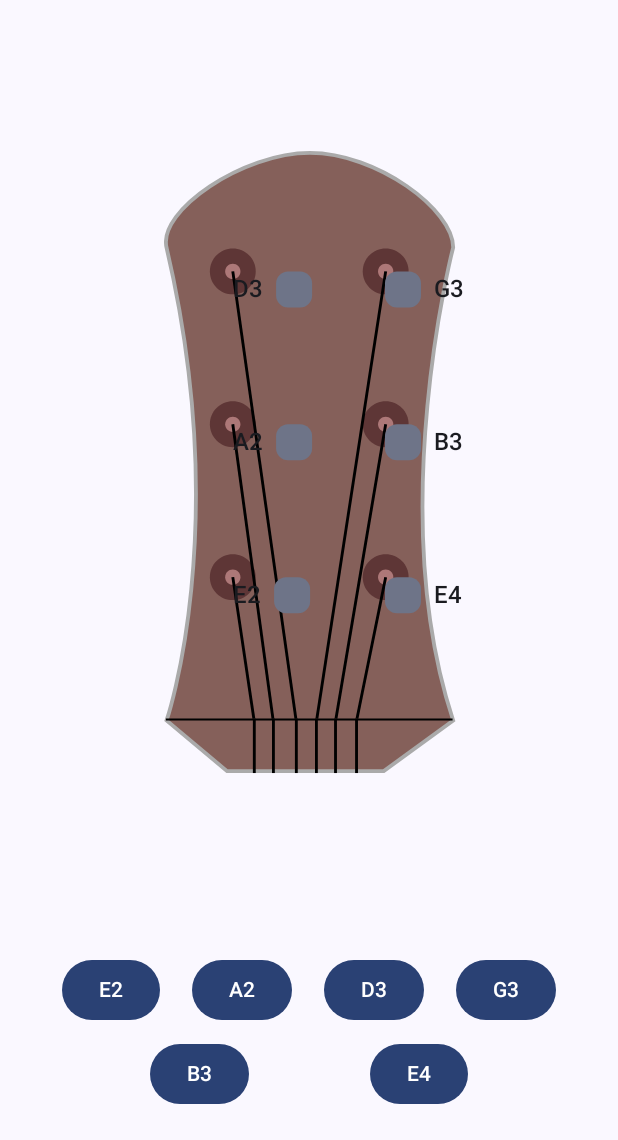
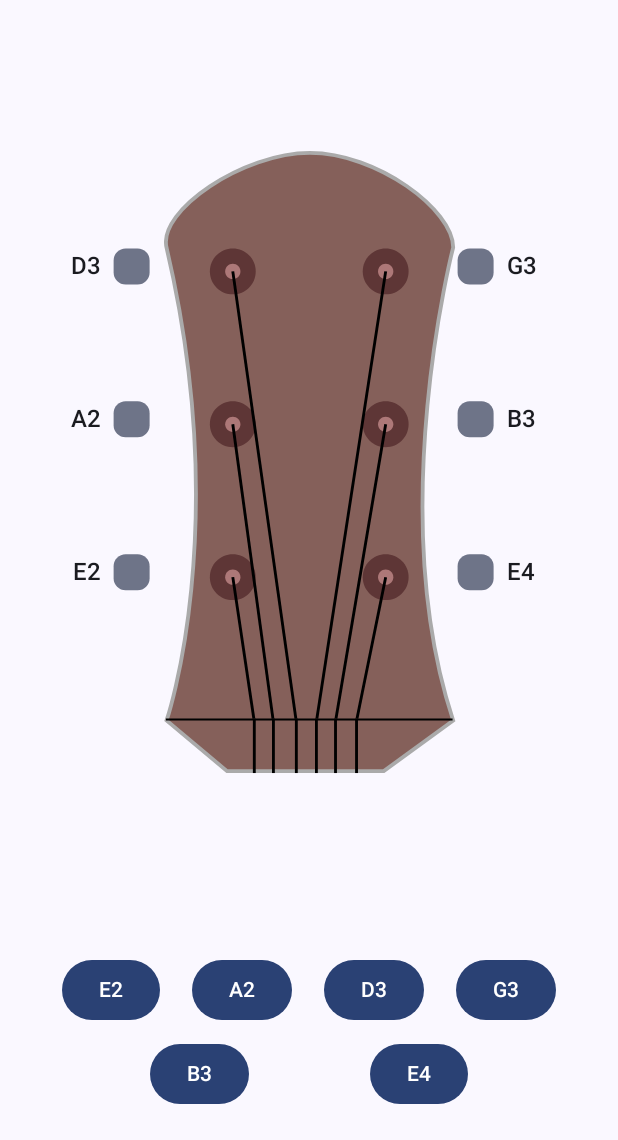
Before and after one commit to samolego/Katara, an Android app built with Jetpack Compose: the screen it shows after launch (MainActivity), on a phone screen of 412 x 824 dp, the part 96-1236 px from its top. Run offline under Robolectric (Android 15) with nearby library versions, the phone set to English and light mode, and no system bars.

Commit message:
Better knobs positions

```diff
--- a/app/src/main/java/org/samo_lego/katara/model/GuitarSpecification.kt
+++ b/app/src/main/java/org/samo_lego/katara/model/GuitarSpecification.kt
@@ -1,6 +1,5 @@
 package org.samo_lego.katara.model
 
-import androidx.compose.ui.geometry.Offset
 import org.samo_lego.katara.util.GuitarString
 
 /**
@@ -10,13 +9,22 @@ data class GuitarSpecification(
     val viewportWidth: Float,
     val viewportHeight: Float,
     val stringPositions: Map<GuitarString, StringPosition>,
-    val bottomStringY: Float
+    val bottomStringY: Float,
+    val knobsXOffsets: Map<GuitarString, Float>,
 ) {
     companion object {
         val STANDARD_6_STRING = GuitarSpecification(
             viewportWidth = 153f,
             viewportHeight = 326f,
             bottomStringY = 297f,
+            knobsXOffsets = mapOf(
+                GuitarString.D3 to -50f,
+                GuitarString.A2 to -50f,
+                GuitarString.E2 to -50f,
+                GuitarString.G3 to 50f,
+                GuitarString.B3 to 50f,
+                GuitarString.E4 to 50f
+            ),
             stringPositions = mapOf(
                 // Left side (low to high)
                 GuitarString.D3 to StringPosition(36f, 63f, 69f),
--- a/app/src/main/java/org/samo_lego/katara/ui/components/GuitarWithTuners.kt
+++ b/app/src/main/java/org/samo_lego/katara/ui/components/GuitarWithTuners.kt
@@ -93,13 +93,16 @@ private fun TunersLayout(
     offsetY: Float,
     modifier: Modifier = Modifier
 ) {
+    // Size of the tuner knob in SVG coordinates
+    val tunerRadius = 12f
+
     Box(modifier = modifier) {
         // Left side tuners
         spec.stringPositions
             .filter { (string, _) -> string in listOf(GuitarString.D3, GuitarString.A2, GuitarString.E2) }
             .forEach { (string, position) ->
-                val x = position.startX * scale + offsetX
-                val y = position.startY * scale + offsetY
+                val x = (position.startX - tunerRadius+ spec.knobsXOffsets[string]!!) * scale + offsetX  // Subtract radius to center horizontally
+                val y = (position.startY - tunerRadius) * scale + offsetY  // Subtract radius to center vertically
 
                 LeftTunerWithNote(
                     tuner = TunerState(
@@ -118,8 +121,8 @@ private fun TunersLayout(
         spec.stringPositions
             .filter { (string, _) -> string in listOf(GuitarString.G3, GuitarString.B3, GuitarString.E4) }
             .forEach { (string, position) ->
-                val x = position.startX * scale + offsetX
-                val y = position.startY * scale + offsetY
+                val x = (position.startX - tunerRadius + spec.knobsXOffsets[string]!!) * scale + offsetX  // Subtract radius to center horizontally
+                val y = (position.startY - tunerRadius) * scale + offsetY  // Subtract radius to center vertically
 
                 RightTunerWithNote(
                     tuner = TunerState(
--- a/app/src/main/java/org/samo_lego/katara/ui/components/Knobs.kt
+++ b/app/src/main/java/org/samo_lego/katara/ui/components/Knobs.kt
@@ -20,18 +20,21 @@ fun LeftTunerWithNote(
     onRotationChange: (Float) -> Unit,
     modifier: Modifier = Modifier
 ) {
-    Row(
-            verticalAlignment = Alignment.CenterVertically,
-            horizontalArrangement = Arrangement.spacedBy(8.dp),
-            modifier = modifier
-    ) {
+    Box(modifier = modifier) {  // Use Box instead of Row for precise positioning
+        TunerKnob(
+            rotation = tuner.rotation,
+            onRotationChange = onRotationChange,
+            modifier = Modifier.align(Alignment.Center)  // Center the knob in the Box
+        )
         Text(
             text = tuner.note,
             style = MaterialTheme.typography.titleMedium,
             color = MaterialTheme.colorScheme.onBackground,
             textAlign = TextAlign.Center,
+            modifier = Modifier
+                .align(Alignment.CenterEnd)  // Align text to the right of the knob
+                .offset(x = (-32).dp)  // Offset text to the left of the knob
         )
-        TunerKnob(rotation = tuner.rotation, onRotationChange = onRotationChange)
     }
 }
 
@@ -41,20 +44,24 @@ fun RightTunerWithNote(
     onRotationChange: (Float) -> Unit,
     modifier: Modifier = Modifier
 ) {
-    Row(
-            verticalAlignment = Alignment.CenterVertically,
-            horizontalArrangement = Arrangement.spacedBy(8.dp),
-            modifier = modifier
-    ) {
-        TunerKnob(rotation = tuner.rotation, onRotationChange = onRotationChange)
+    Box(modifier = modifier) {  // Use Box instead of Row for precise positioning
+        TunerKnob(
+            rotation = tuner.rotation,
+            onRotationChange = onRotationChange,
+            modifier = Modifier.align(Alignment.Center)  // Center the knob in the Box
+        )
         Text(
             text = tuner.note,
             style = MaterialTheme.typography.titleMedium,
             color = MaterialTheme.colorScheme.onBackground,
             textAlign = TextAlign.Center,
+            modifier = Modifier
+                .align(Alignment.CenterStart)  // Align text to the left of the knob
+                .offset(x = 32.dp)  // Offset text to the right of the knob
         )
     }
 }
+
 
 @Composable
 private fun TunerKnob(
```
Lines whose indentation alone changed are shown as unchanged.
